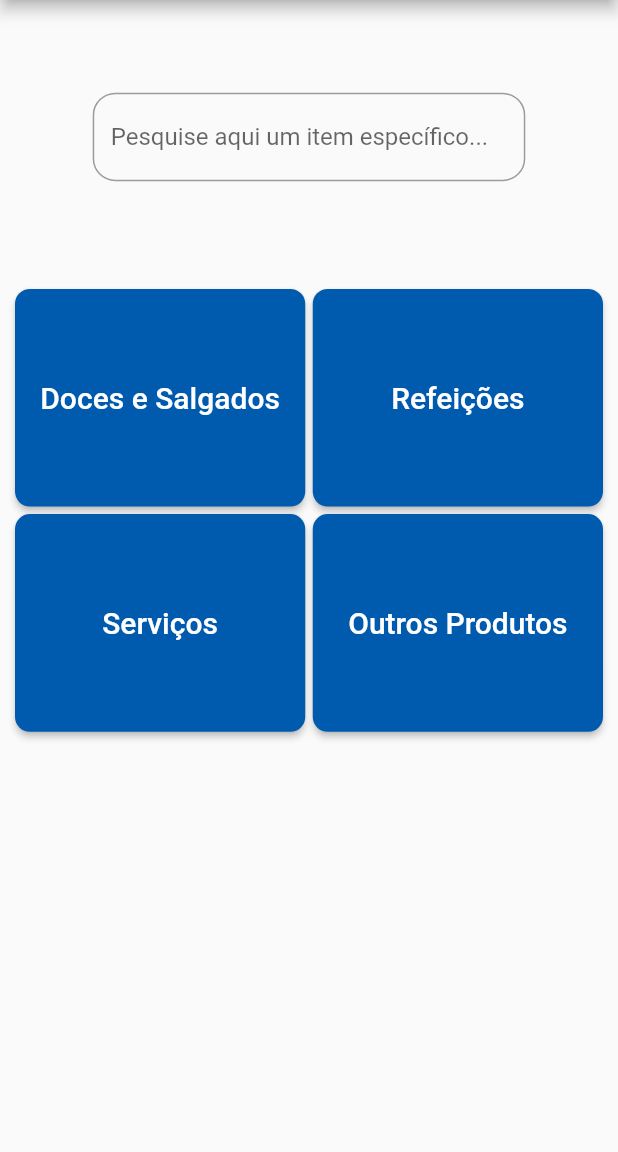
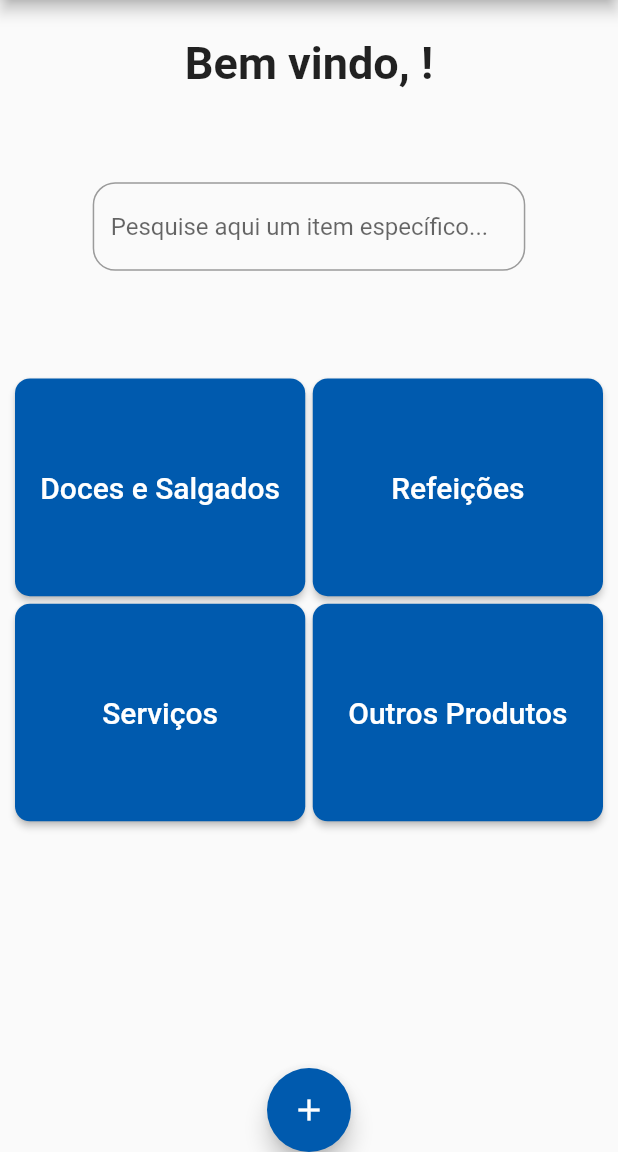
Before and after one commit to Bardasson14/UFFMarket, a Flutter app: the HomePage screen opened directly, on a phone screen of 412 x 824 dp, the part 84-1236 px from its top. Run offline on Flutter 3.47's test engine with Material 2 defaults, Android fonts, the phone set to English and light mode, and no system bars; our stand-ins replace cloud_firestore, firebase_auth, google_sign_in, rxdart; accounts and stored records are empty; Roboto replaces fonts that are missing (Quicksand).

Commit message:
Aplicativo mostrando nome do usuário na página inicial

```diff
--- a/uff_market/lib/auth.dart
+++ b/uff_market/lib/auth.dart
@@ -51,6 +51,7 @@ class AuthService{
   void  signOut(){
     _auth.signOut();
   }
+
 }
 
 final AuthService authService = AuthService();
--- a/uff_market/lib/login_page.dart
+++ b/uff_market/lib/login_page.dart
@@ -34,10 +34,12 @@ class _LoginPageState extends State<LoginPage>{
           color: uffBlue,
         ),),
       onPressed: (){
+
         authService.handleSignIn().whenComplete((){
           Navigator.of(context).push(
             MaterialPageRoute(
               builder: (context){
+
                 return HomePage();
               }
             )
--- a/uff_market/lib/main.dart
+++ b/uff_market/lib/main.dart
@@ -1,4 +1,6 @@
+import 'package:firebase_auth/firebase_auth.dart';
 import 'package:flutter/material.dart';
+import 'package:uff_market/auth.dart';
 import 'login_page.dart';
 import 'products.dart';
 
@@ -14,6 +16,7 @@ class MainApp extends StatefulWidget{
 }
 
 class _MainAppState extends State<MainApp>{
+
   Widget build(BuildContext context) {
     return MaterialApp(
       home: LoginPage()
@@ -26,12 +29,18 @@ class HomePage extends StatelessWidget{
 
   @override
   Widget build (BuildContext context){
+
     var width = MediaQuery.of(context).size.width * 0.4;
     var height = MediaQuery.of(context).size.height * 0.15;
 
     return Scaffold(
       drawer: Drawer(
+        child: ListView(
+          padding: EdgeInsets.all(20),
+          children: <Widget>[
 
+            ],
+          ),
         ),
         appBar: AppBar(
           backgroundColor: const Color(0xff005AAE),
@@ -48,6 +57,26 @@ class HomePage extends StatelessWidget{
       body: Column(
       children: <Widget>[
         new Padding(
+          padding: EdgeInsets.only(top: height/5),
+          child: FutureBuilder(
+          future: FirebaseAuth.instance.currentUser(),
+          builder: (context, AsyncSnapshot<FirebaseUser> snapshot) {
+              if (snapshot.hasData) {
+
+                return Text("Bem vindo, " + snapshot.data.displayName.split(" ")[0] + "!",
+                  style: TextStyle(
+                    fontSize: 30,
+                    fontWeight: FontWeight.w600
+                  ),);
+              }
+              else {
+                return Text('Loading...');
+              }
+          }
+        ),
+        ),
+
+        new Padding(
           padding: EdgeInsets.all(height/2),
           child: TextField(
             decoration: InputDecoration(
@@ -60,8 +89,16 @@ class HomePage extends StatelessWidget{
         ),
         new Expanded(
           child: ButtonGrid()
-            )
-          ],
+        ),
+         FloatingActionButton(
+           backgroundColor: uffBlue,
+           child: Icon(Icons.add,
+            color: Colors.white,),
+            onPressed: (){
+
+            },
+         )
+        ],
         )
     );
   }
```
